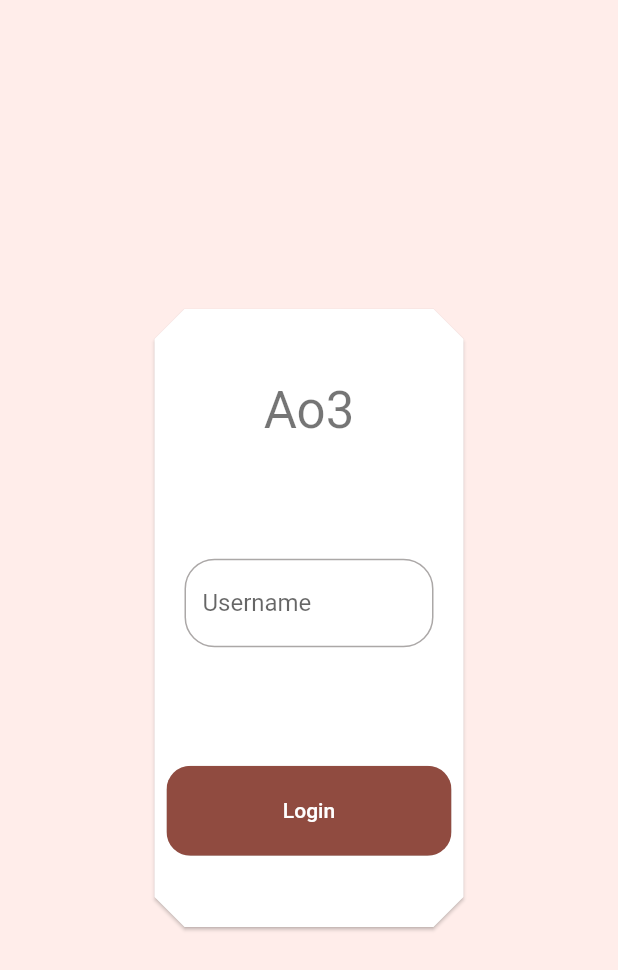
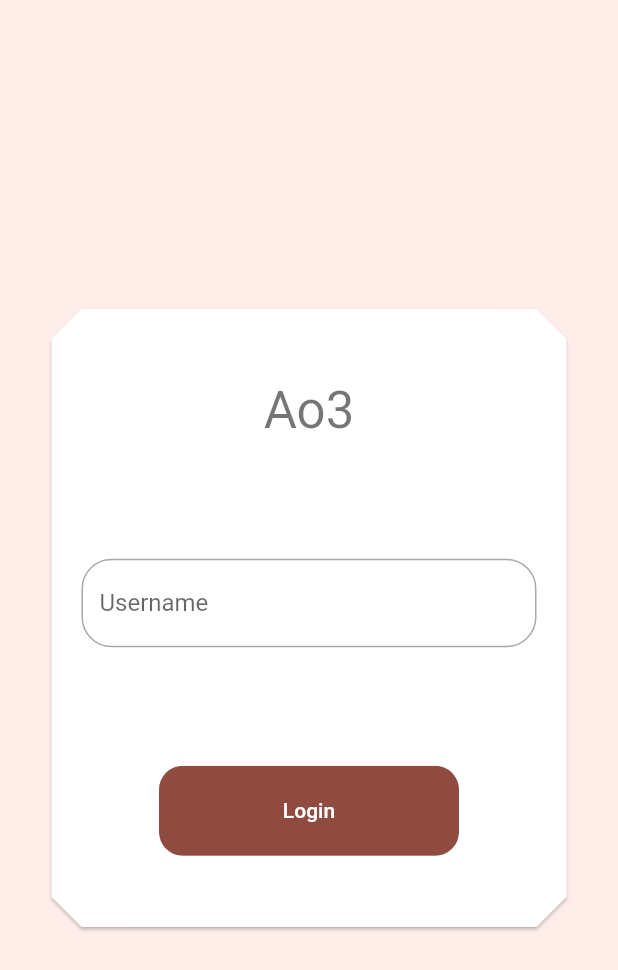
Before and after one commit to aJoph/ao3notifications, a Flutter app: the screen it shows after launch, on a phone screen of 412 x 824 dp. Shown: the top 970 px of the screen. Run offline on Flutter 3.47's test engine with Material 2 defaults, Android fonts, the phone set to English and light mode, and no system bars; our stand-ins replace flutter_local_notifications, hive_flutter; missing offline and left inert: ao3_scraper; accounts and stored records are empty.

Commit message:
Widening the auth card a bit.

```diff
--- a/lib/pages/authpage.dart
+++ b/lib/pages/authpage.dart
@@ -22,7 +22,7 @@
           child: Card(
         shape: BeveledRectangleBorder(borderRadius: BorderRadius.circular(20)),
         child: SizedBox(
-          width: MediaQuery.of(context).size.width / 2,
+          width: MediaQuery.of(context).size.width * (5 / 6),
           height: MediaQuery.of(context).size.height / 2,
           child: Padding(
             padding: const EdgeInsets.all(8.0),
```
